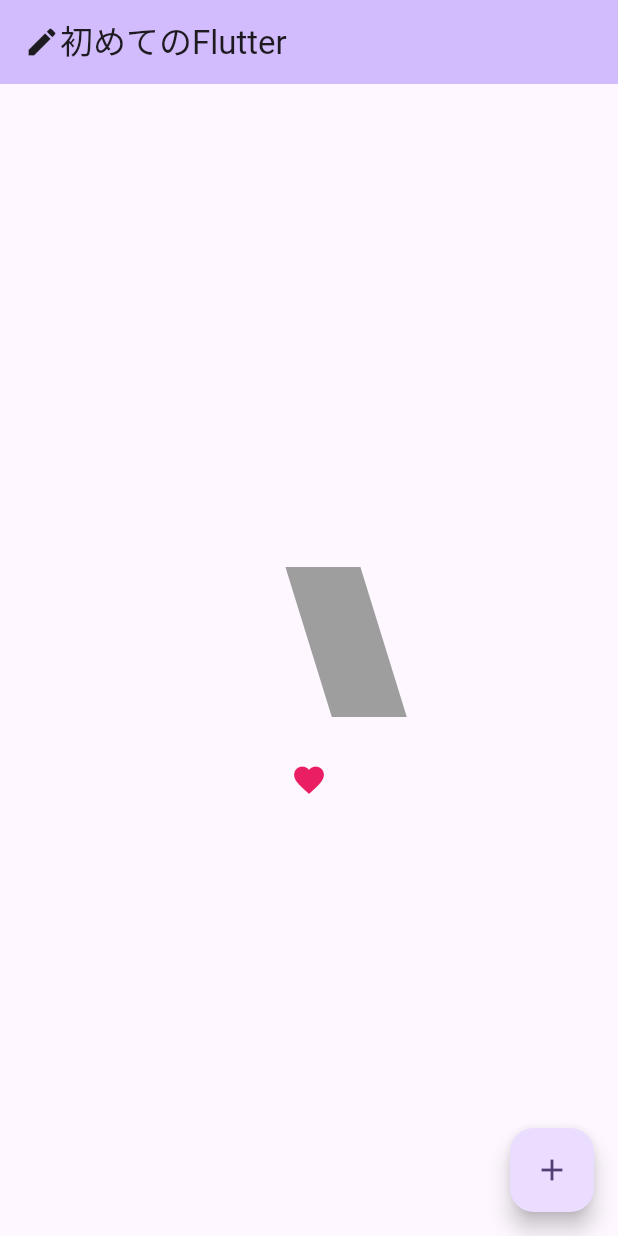
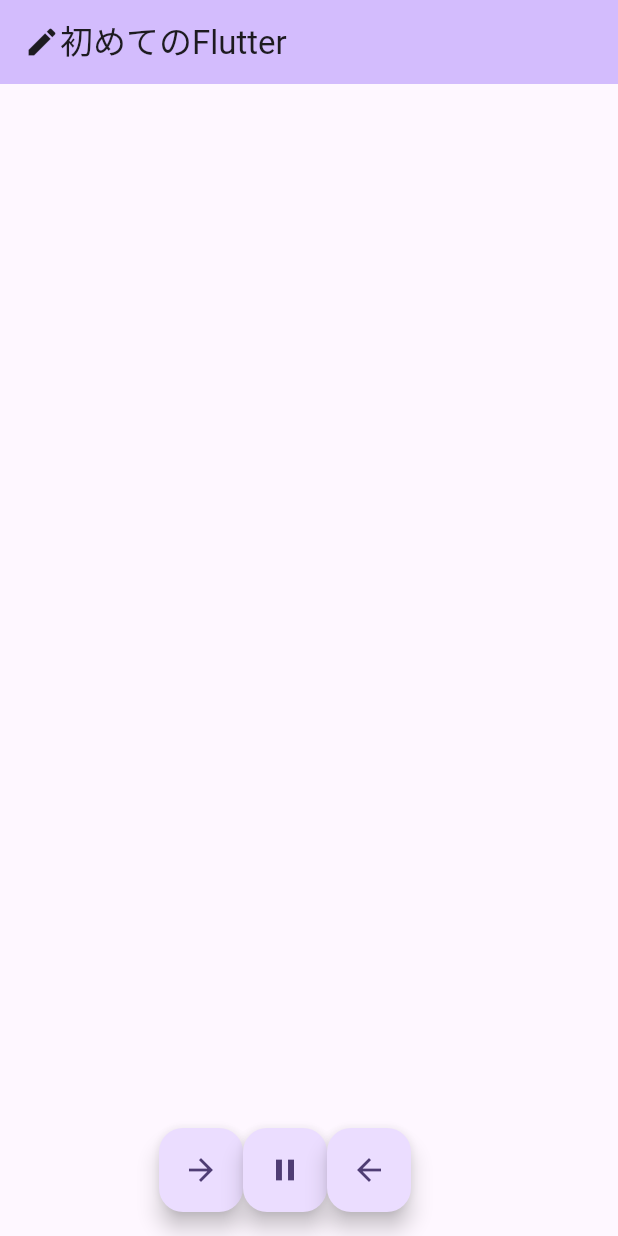
Before and after one commit to powerninja/helloFlutter, a Flutter app: the screen it shows after launch, on a phone screen of 412 x 824 dp. Run offline on Flutter 3.47's test engine with Material 3 defaults, Android fonts, the phone set to English and light mode, and no system bars; our stand-ins replace font_awesome_flutter.

Commit message:
ボタンを押下することで縦に記号が膨れたり萎んだりする

```diff
--- a/lib/main.dart
+++ b/lib/main.dart
@@ -27,7 +27,7 @@ class MyApp extends StatelessWidget {
 }
 
 class MyHomePage extends StatefulWidget {
-  const MyHomePage({super.key, required this.title});
+  const MyHomePage({Key? key, required this.title}) : super(key: key);
 
   final String title;
 
@@ -35,20 +35,57 @@ class MyHomePage extends StatefulWidget {
   State<MyHomePage> createState() => _MyHomePageState();
 }
 
-class _MyHomePageState extends State<MyHomePage> {
-  bool _flag = false;
+//アニメーションを使用するためTickerProviderStateMixinを使用
+class _MyHomePageState extends State<MyHomePage> with TickerProviderStateMixin {
+  //AnimationControllerをインスタンス化
+  //lateは非同期の初期化
+  late AnimationController _animationController;
 
-  _click() async {
+//実行
+  _forward() async {
     setState(() {
-      _flag = !_flag;
+      _animationController.forward();
     });
+  }
+
+//停止
+  _stop() async {
+    setState(() {
+      _animationController.stop();
+    });
+  }
+
+//逆再生
+  _reverse() async {
+    setState(() {
+      _animationController.reverse();
+    });
+  }
+
+  //生成
+  //読み込み時に読み込まれる(公式のメソッド)
+  @override
+  void initState() {
+    //親クラスが継承しているinitStateを実行する
+    super.initState();
+    //thisは現在のインスタンスを指している
+    _animationController =
+        AnimationController(vsync: this, duration: const Duration(seconds: 3));
+  }
+
+  //破棄
+  //ウィジェットが削除された際に動作する(公式のメソッド)
+  @override
+  void dispose() {
+    //インスタンス化したクラスと継承元のクラスから破棄する
+    //必ずインスタンス化したクラスから破棄する必要がある
+    _animationController.dispose();
+    super.dispose();
   }
 
   @override
   Widget build(BuildContext context) {
-    //4. MyHomePageの画面を構築する部分
     return Scaffold(
-      // 画面上部のタイトル部分
         appBar: AppBar(
           title: Row(
             children: const [
@@ -59,40 +96,33 @@ class _MyHomePageState extends State<MyHomePage> {
           backgroundColor: Theme.of(context).colorScheme.inversePrimary,
         ),
         body: Center(
-          //Columnだと縦方向、rowだと横方向が主軸となる
             child: Column(
-        // 主軸を元に各要素をどこにどのように配置するか指定する 今回は中央位置に配置
           mainAxisAlignment: MainAxisAlignment.center,
-        //Widget型配列をchildrenに格納する
-        //今回はWidgetを複数使用するためchildrenとなっている
           children: <Widget>[
-          //図形表示
-          AnimatedContainer(
-            //アニメーションの持続時間
-            duration: const Duration(seconds: 3),
-            width: _flag ? 100 : 50,
-            height: _flag ? 50 : 100,
-            //flagがfalseの場合、上下左右にpadding30を追加する
-            padding: _flag ? const EdgeInsets.all(0) : const EdgeInsets.all(30),
-            //flagがfalseの場合、上下左右にmargin30を追加する
-            margin: _flag ? const EdgeInsets.all(0) : const EdgeInsets.all(30),
-            //X軸方向の歪みを設定する
-            transform: _flag ? Matrix4.skewX(0.0) : Matrix4.skewX(0.3),
-            color: _flag ? Colors.blue : Colors.grey,
+            //ウィジェットのサイズをアニメーション化するために使われるウィジェット
+            SizeTransition(
+              //sizeFactorにAnimationControllerを指定することで操作が可能
+              sizeFactor: _animationController,
+              child: Center(
+                child: SizedBox(
+                  width: 50,
+                  height: 50,
+                  child: Container(color: Colors.green),
                 ),
-          AnimatedSwitcher(
-            //アニメーションの持続時間
-            duration: const Duration(seconds: 3),
-            child: _flag
-                ? const Text("何もない")
-                : const Icon(Icons.favorite, color: Colors.pink),
               ),
+            )
           ],
         )),
-      floatingActionButton: FloatingActionButton(
-        onPressed: () => _click(),
-        child: const Icon(Icons.add),
-      ),
-    );
+        floatingActionButton: Row(
+          mainAxisAlignment: MainAxisAlignment.center,
+          children: [
+            FloatingActionButton(
+                onPressed: _forward, child: const Icon(Icons.arrow_forward)),
+            FloatingActionButton(
+                onPressed: _stop, child: const Icon(Icons.pause)),
+            FloatingActionButton(
+                onPressed: _reverse, child: const Icon(Icons.arrow_back))
+          ],
+        ));
   }
 }
```
Lines whose indentation alone changed are shown as unchanged.
